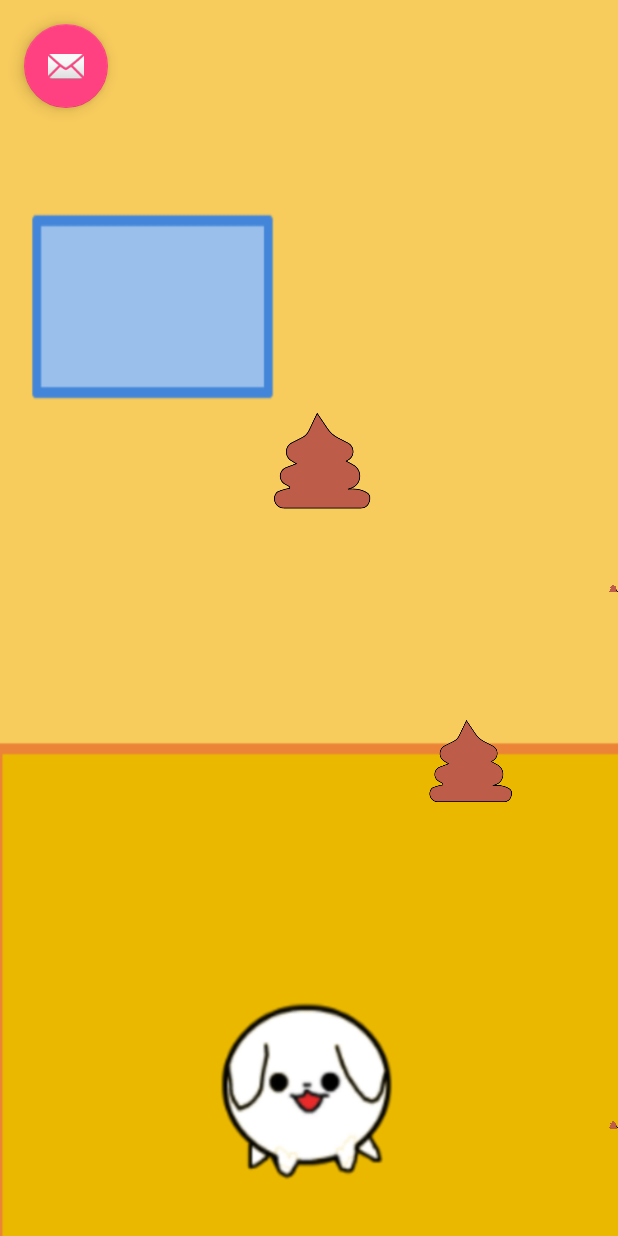
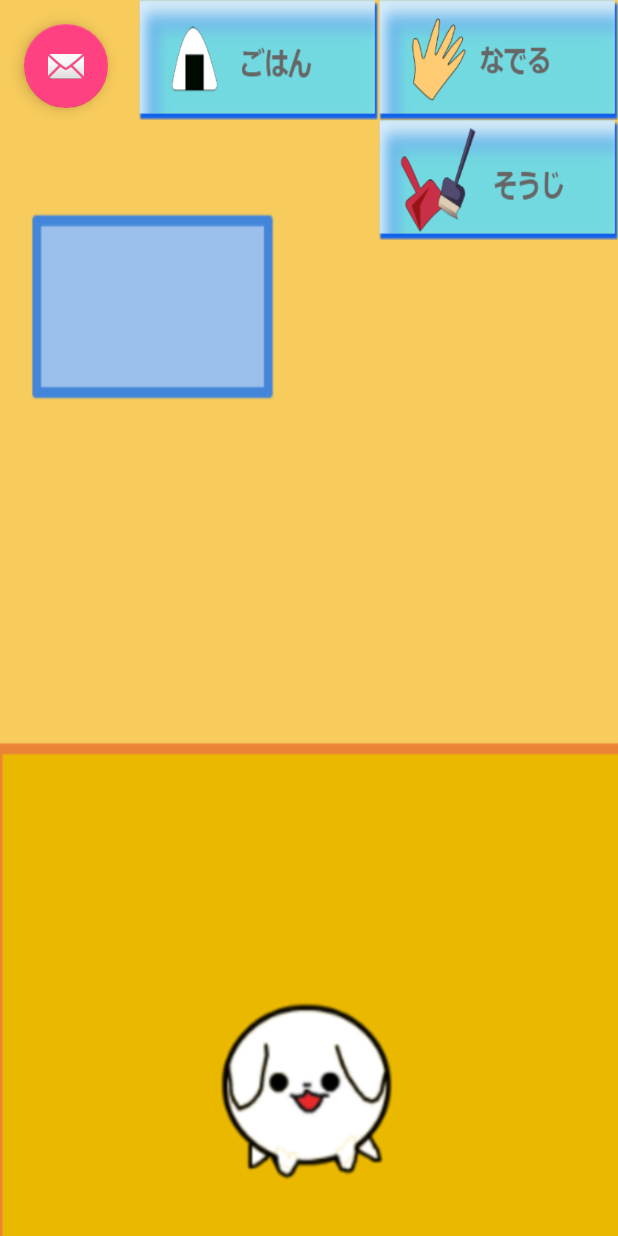
Before and after one commit to youko-wakou/PalamFairyGame, an Android app: the layout activity_main.xml on its own in the app's theme, with its tools: preview values and no code run, on a phone screen of 412 x 824 dp. Run offline under Robolectric (Android 15) with nearby library versions, the phone set to English and light mode, and no system bars.

Commit message:
トイレ表示非表示 timer

```diff
--- a/app/src/main/res/layout/activity_main.xml
+++ b/app/src/main/res/layout/activity_main.xml
@@ -42,42 +42,65 @@
         android:layout_margin="@dimen/fab_margin"
         app:srcCompat="@android:drawable/ic_dialog_email" />
 
-    <ImageView
-        android:id="@+id/toileA"
-        android:layout_width="60dp"
-        android:layout_height="60dp"
-        android:layout_above="@+id/petViewImage"
-        android:layout_marginBottom="129dp"
-        android:layout_marginStart="196dp"
-        android:layout_toEndOf="@+id/fab"
-        app:srcCompat="@drawable/unti" />
+    <!--<ImageView-->
+        <!--android:id="@+id/toileA"-->
+        <!--android:layout_width="60dp"-->
+        <!--android:layout_height="60dp"-->
+        <!--android:layout_alignParentBottom="true"-->
+        <!--android:layout_alignStart="@+id/fab"-->
+        <!--android:layout_marginBottom="21dp"-->
+        <!--android:layout_marginStart="24dp"-->
+        <!--app:srcCompat="@drawable/unti" />-->
 
-    <ImageView
-        android:id="@+id/toileB"
-        android:layout_width="90dp"
-        android:layout_height="90dp"
-        android:layout_below="@+id/toileA"
-        android:layout_marginStart="140dp"
-        android:layout_marginTop="38dp"
-        android:layout_toEndOf="@+id/petViewImage"
-        app:srcCompat="@drawable/unti" />
+    <!--<ImageView-->
+        <!--android:id="@+id/toileB"-->
+        <!--android:layout_width="90dp"-->
+        <!--android:layout_height="90dp"-->
+        <!--android:layout_alignBottom="@+id/petViewImage"-->
+        <!--android:layout_alignParentEnd="true"-->
+        <!--android:layout_marginEnd="16dp"-->
+        <!--app:srcCompat="@drawable/unti" />-->
 
-    <ImageView
-        android:id="@+id/toileC"
-        android:layout_width="100dp"
-        android:layout_height="100dp"
-        android:layout_above="@+id/toileA"
-        android:layout_alignStart="@+id/toileB"
-        android:layout_marginBottom="35dp"
-        app:srcCompat="@drawable/unti" />
+    <!--<ImageView-->
+        <!--android:id="@+id/toileC"-->
+        <!--android:layout_width="70dp"-->
+        <!--android:layout_height="70dp"-->
+        <!--android:layout_above="@+id/toileB"-->
+        <!--android:layout_marginBottom="14dp"-->
+        <!--android:layout_toStartOf="@+id/petViewImage"-->
+        <!--app:srcCompat="@drawable/unti" />-->
 
-    <ImageView
-        android:id="@+id/toileD"
-        android:layout_width="70dp"
-        android:layout_height="70dp"
-        android:layout_above="@+id/toileC"
-        android:layout_marginStart="92dp"
-        android:layout_toEndOf="@+id/fab"
-        app:srcCompat="@drawable/unti" />
+    <!--<ImageView-->
+        <!--android:id="@+id/toileD"-->
+        <!--android:layout_width="70dp"-->
+        <!--android:layout_height="70dp"-->
+        <!--android:layout_above="@+id/toileB"-->
+        <!--android:layout_alignStart="@+id/toileB"-->
+        <!--android:layout_marginBottom="41dp"-->
+        <!--app:srcCompat="@drawable/unti" />-->
+
+    <Button
+        android:id="@+id/foodItem"
+        android:layout_width="160dp"
+        android:layout_height="80dp"
+        android:layout_alignParentTop="true"
+        android:layout_toStartOf="@+id/cleanItem"
+        android:background="@drawable/onigiri_item" />
+
+    <Button
+        android:id="@+id/handItem"
+        android:layout_width="160dp"
+        android:layout_height="80dp"
+        android:layout_alignParentEnd="true"
+        android:layout_alignParentTop="true"
+        android:background="@drawable/hand_item" />
+
+    <Button
+        android:id="@+id/cleanItem"
+        android:layout_width="160dp"
+        android:layout_height="80dp"
+        android:layout_alignParentEnd="true"
+        android:layout_below="@+id/foodItem"
+        android:background="@drawable/clean_item" />
 
 </RelativeLayout>
```
Also changed, not shown: app/src/main/java/jp/palamfairy/project/android/palamfairygame/AnimationPet.java (deleted, +0 -47 lines), app/src/main/java/jp/palamfairy/project/android/palamfairygame/MainActivity.java (+48 -27 lines), app/src/main/java/jp/palamfairy/project/android/palamfairygame/PetSub.java (added, +26 -0 lines), app/src/main/res/drawable/clean_item.png (added), app/src/main/res/drawable/food.png (added), app/src/main/res/drawable/hand_item.png (added), app/src/main/res/drawable/onigiri_item.png (added).
